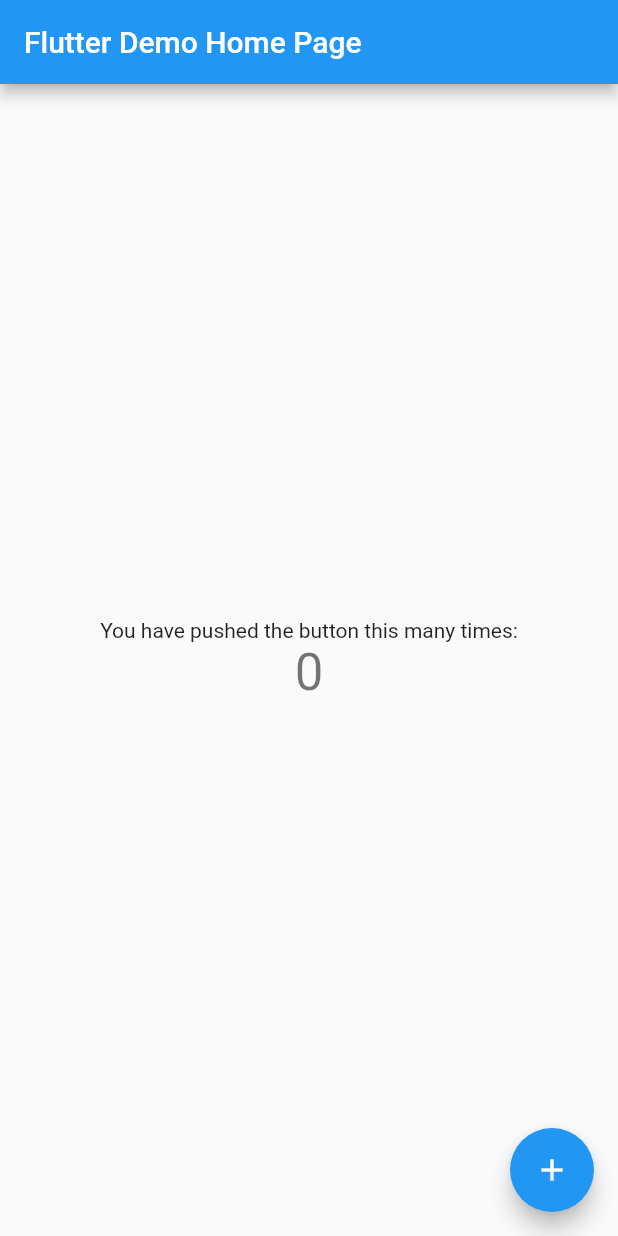
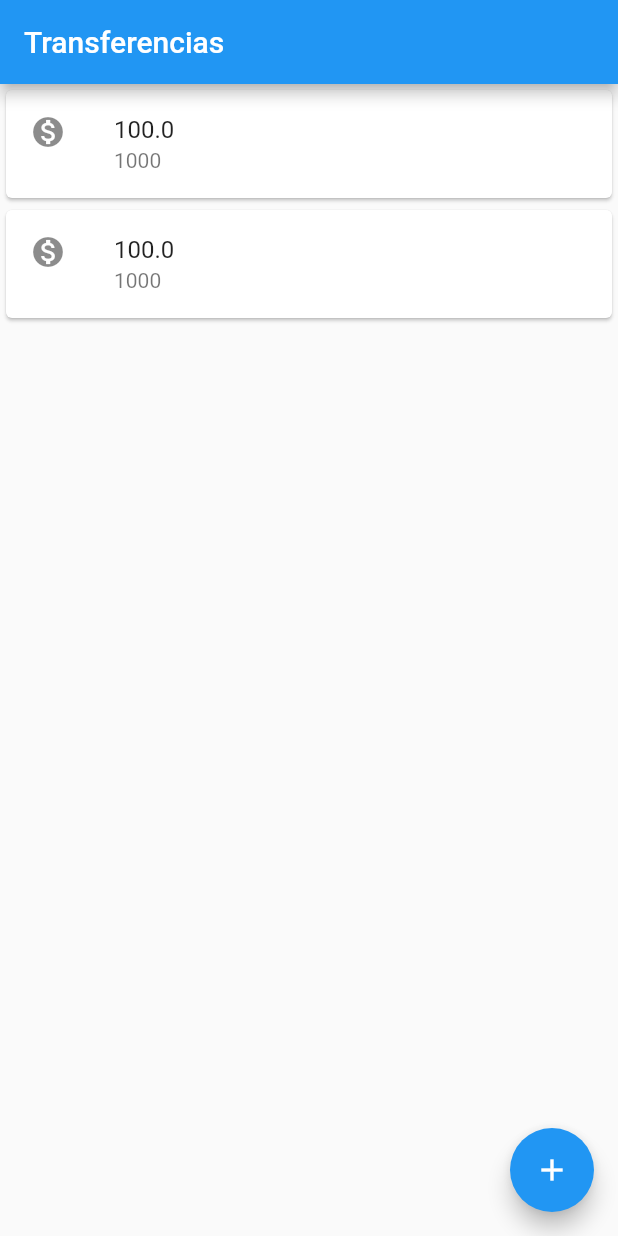
Before and after one commit to CesarAugst/flutter-aplicativoBancario, a Flutter app: the screen it shows after launch, on a phone screen of 412 x 824 dp. Run offline on Flutter 3.47's test engine with Material 2 defaults, Android fonts, the phone set to English and light mode, and no system bars.

Commit message:
2-4_Estrutura de lista de transferencias
Criado coluna que envolve cada card que representa uma tranferencia cada

```diff
--- a/lib/main.dart
+++ b/lib/main.dart
@@ -1,113 +1,32 @@
 import 'package:flutter/material.dart';
 
-void main() {
-  runApp(MyApp());
-}
-
-class MyApp extends StatelessWidget {
-  // This widget is the root of your application.
-  @override
-  Widget build(BuildContext context) {
-    return MaterialApp(
-      title: 'Flutter Demo',
-      theme: ThemeData(
-        // This is the theme of your application.
-        //
-        // Try running your application with "flutter run". You'll see the
-        // application has a blue toolbar. Then, without quitting the app, try
-        // changing the primarySwatch below to Colors.green and then invoke
-        // "hot reload" (press "r" in the console where you ran "flutter run",
-        // or simply save your changes to "hot reload" in a Flutter IDE).
-        // Notice that the counter didn't reset back to zero; the application
-        // is not restarted.
-        primarySwatch: Colors.blue,
-      ),
-      home: MyHomePage(title: 'Flutter Demo Home Page'),
-    );
-  }
-}
-
-class MyHomePage extends StatefulWidget {
-  MyHomePage({Key key, this.title}) : super(key: key);
-
-  // This widget is the home page of your application. It is stateful, meaning
-  // that it has a State object (defined below) that contains fields that affect
-  // how it looks.
-
-  // This class is the configuration for the state. It holds the values (in this
-  // case the title) provided by the parent (in this case the App widget) and
-  // used by the build method of the State. Fields in a Widget subclass are
-  // always marked "final".
-
-  final String title;
-
-  @override
-  _MyHomePageState createState() => _MyHomePageState();
-}
-
-class _MyHomePageState extends State<MyHomePage> {
-  int _counter = 0;
-
-  void _incrementCounter() {
-    setState(() {
-      // This call to setState tells the Flutter framework that something has
-      // changed in this State, which causes it to rerun the build method below
-      // so that the display can reflect the updated values. If we changed
-      // _counter without calling setState(), then the build method would not be
-      // called again, and so nothing would appear to happen.
-      _counter++;
-    });
-  }
-
-  @override
-  Widget build(BuildContext context) {
-    // This method is rerun every time setState is called, for instance as done
-    // by the _incrementCounter method above.
-    //
-    // The Flutter framework has been optimized to make rerunning build methods
-    // fast, so that you can just rebuild anything that needs updating rather
-    // than having to individually change instances of widgets.
-    return Scaffold(
-      appBar: AppBar(
-        // Here we take the value from the MyHomePage object that was created by
-        // the App.build method, and use it to set our appbar title.
-        title: Text(widget.title),
-      ),
-      body: Center(
-        // Center is a layout widget. It takes a single child and positions it
-        // in the middle of the parent.
-        child: Column(
-          // Column is also a layout widget. It takes a list of children and
-          // arranges them vertically. By default, it sizes itself to fit its
-          // children horizontally, and tries to be as tall as its parent.
-          //
-          // Invoke "debug painting" (press "p" in the console, choose the
-          // "Toggle Debug Paint" action from the Flutter Inspector in Android
-          // Studio, or the "Toggle Debug Paint" command in Visual Studio Code)
-          // to see the wireframe for each widget.
-          //
-          // Column has various properties to control how it sizes itself and
-          // how it positions its children. Here we use mainAxisAlignment to
-          // center the children vertically; the main axis here is the vertical
-          // axis because Columns are vertical (the cross axis would be
-          // horizontal).
-          mainAxisAlignment: MainAxisAlignment.center,
-          children: <Widget>[
-            Text(
-              'You have pushed the button this many times:',
+void main() => runApp(
+      MaterialApp(
+        home: Scaffold(
+        body: Column(
+          children: [
+            Card(
+              child: ListTile(
+                leading: Icon(Icons.monetization_on),
+                title: Text('100.0'),
+                subtitle: Text('1000'),
+              ),
             ),
-            Text(
-              '$_counter',
-              style: Theme.of(context).textTheme.headline4,
+            Card(
+              child: ListTile(
+                leading: Icon(Icons.monetization_on),
+                title: Text('100.0'),
+                subtitle: Text('1000'),
+              ),
             ),
           ],
         ),
+          appBar: AppBar(
+            title: Text('Transferencias'),
+          ),
+          floatingActionButton: FloatingActionButton(
+            child: Icon(Icons.add),
+          ),
+        ),
       ),
-      floatingActionButton: FloatingActionButton(
-        onPressed: _incrementCounter,
-        tooltip: 'Increment',
-        child: Icon(Icons.add),
-      ), // This trailing comma makes auto-formatting nicer for build methods.
     );
-  }
-}
```
